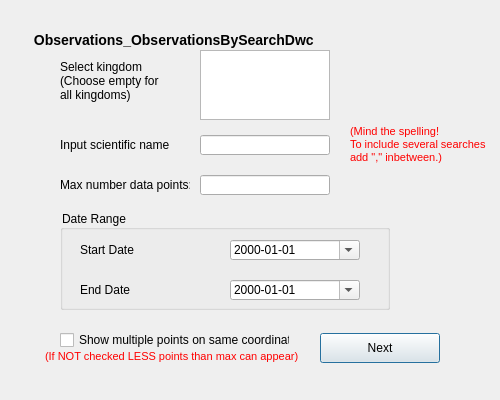
Qt form Species_search.ui (albabjorkman/GIT-project) before a commit.
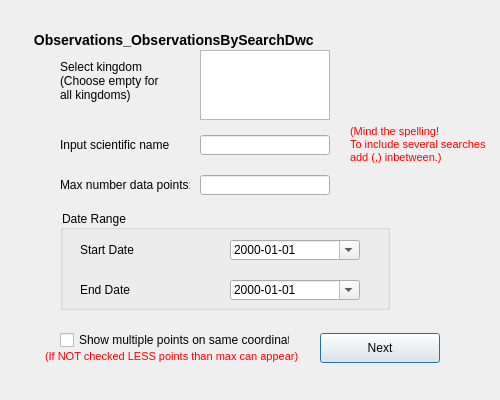
The same form after that commit.

Commit message: pushing pictures of design

The edit to the form file:
```diff
--- a/Species_search.ui
+++ b/Species_search.ui
@@ -115,7 +115,7 @@
     </rect>
    </property>
    <property name="text">
-    <string>(Mind the spelling! &lt;br/&gt; To include several  searches &lt;br/&gt; add "," inbetween.)</string>
+    <string>(Mind the spelling! &lt;br/&gt; To include several  searches &lt;br/&gt; add (,) inbetween.)</string>
    </property>
    <property name="styleSheet">
     <string>
```
The commit also changes 1 other file.
